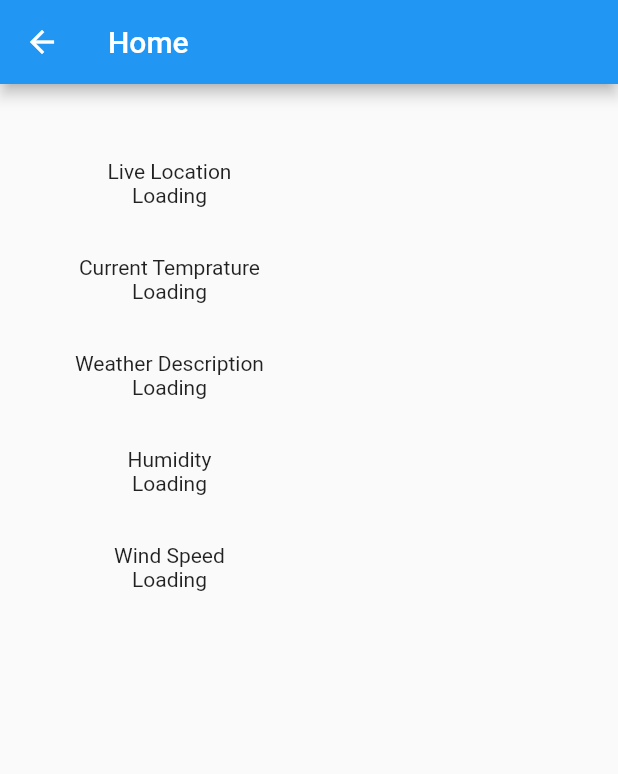
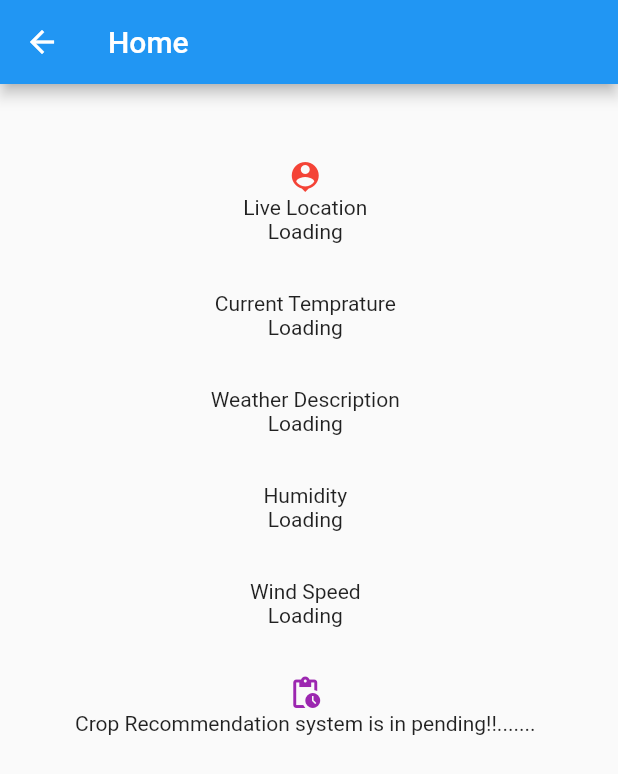
Before and after one commit to The-EnspireTech/Paku, a Flutter app: the Home screen opened by its route, on a phone screen of 412 x 824 dp. Shown: the top 774 px of the screen. Run offline on Flutter 3.47's test engine with Material 2 defaults, Android fonts, the phone set to English and light mode, and no system bars; our stand-ins replace flutter_staggered_animations, geolocator, image_picker; missing offline and left inert: flutter_dialogflow, flutter_text_to_speech, geocoder, tflite; project files that could hold a hidden picture were left out.

Commit message:
updated home icons

```diff
--- a/kheti/lib/home.dart
+++ b/kheti/lib/home.dart
@@ -68,6 +68,7 @@ class AppState extends State<Home> {
             padding: const EdgeInsets.all(50.0),
             child: Column(
               children: [
+                Icon(Icons.person_pin, color: Colors.red),
                 Text("Live Location"),
                 Text(loc != null ? loc.toString() : "Loading"),
                 Text('\n'),
@@ -85,6 +86,11 @@ class AppState extends State<Home> {
                     ? windSpeed.toString() + "m/s"
                     : "Loading"),
                 Text('\n'),
+                Icon(
+                  Icons.pending_actions_outlined,
+                  color: Colors.purple,
+                ),
+                Text("Crop Recommendation system is in pending!!.......")
               ],
             ),
           ),
```
